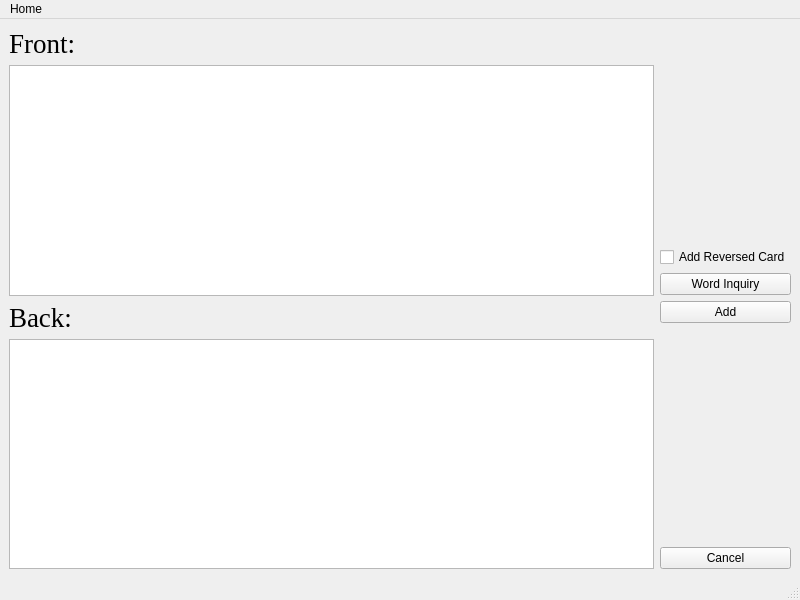
Above: src/UI/Add Card.ui from zpb911km/Linear_Memo before the change. Below: the same form after it.
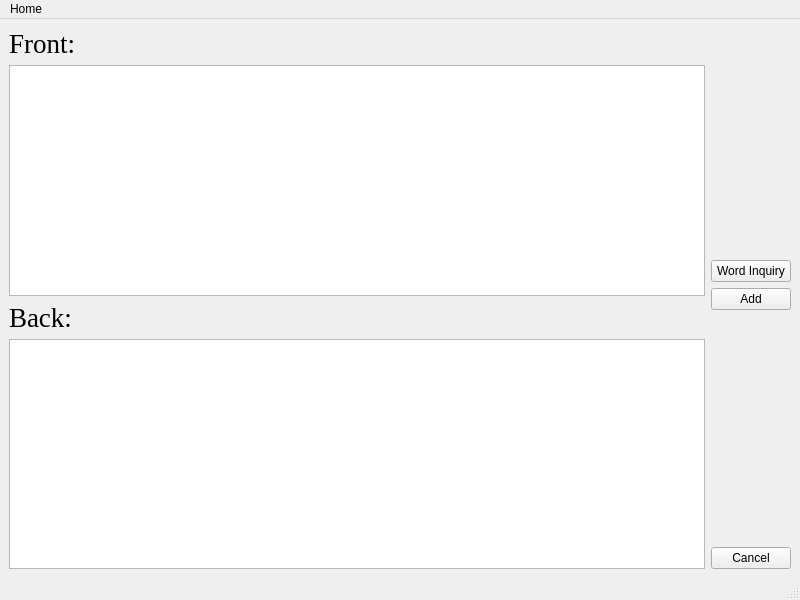
That is the form after the change.

What changed in the file:
```diff
--- a/src/UI/Add Card.ui
+++ b/src/UI/Add Card.ui
@@ -78,13 +78,6 @@
         </property>
        </spacer>
       </item>
-      <item>
-       <widget class="QCheckBox" name="checkBox">
-        <property name="text">
-         <string>Add Reversed Card</string>
-        </property>
-       </widget>
-      </item>
       <item>
        <widget class="QPushButton" name="pushButton_2">
         <property name="text">
```
Left out of the diff: 1 changed line with no effect on the pictures.
